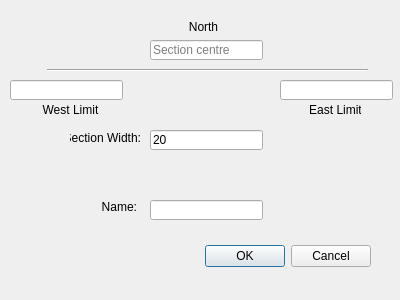
Qt form sectionorthogonal_dialog_base.ui (rolandhill/geoscience) before a commit.
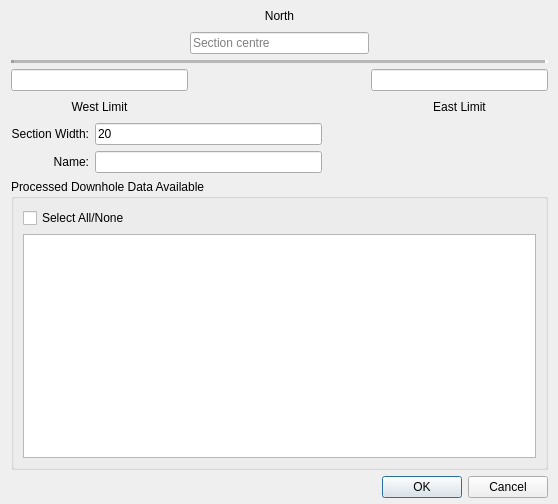
The same form after that commit.

Commit message: Choose data falling within section, including partial line segments.

```diff
--- a/sectionorthogonal_dialog_base.ui
+++ b/sectionorthogonal_dialog_base.ui
@@ -6,84 +6,63 @@
    <rect>
     <x>0</x>
     <y>0</y>
-    <width>400</width>
-    <height>300</height>
+    <width>558</width>
+    <height>504</height>
    </rect>
   </property>
   <property name="windowTitle">
    <string>Create West-East Section</string>
   </property>
-  <widget class="QDialogButtonBox" name="buttonBox">
-   <property name="geometry">
-    <rect>
-     <x>30</x>
-     <y>240</y>
-     <width>341</width>
-     <height>32</height>
-    </rect>
+  <layout class="QVBoxLayout" name="verticalLayout">
+   <property name="spacing">
+    <number>6</number>
    </property>
+   <property name="topMargin">
+    <number>6</number>
+   </property>
+   <property name="rightMargin">
+    <number>10</number>
+   </property>
+   <property name="bottomMargin">
+    <number>6</number>
+   </property>
+   <item>
+    <layout class="QGridLayout" name="gridLayout_2">
+     <item row="1" column="2">
+      <spacer name="horizontalSpacer_2">
    <property name="orientation">
     <enum>Qt::Horizontal</enum>
    </property>
-   <property name="standardButtons">
-    <set>QDialogButtonBox::Cancel|QDialogButtonBox::Ok</set>
-   </property>
-  </widget>
-  <widget class="Line" name="line">
-   <property name="geometry">
-    <rect>
-     <x>47</x>
-     <y>60</y>
-     <width>321</width>
+       <property name="sizeHint" stdset="0">
+        <size>
+         <width>40</width>
      <height>20</height>
-    </rect>
-   </property>
+        </size>
+       </property>
+      </spacer>
+     </item>
+     <item row="1" column="0">
+      <spacer name="horizontalSpacer">
    <property name="orientation">
     <enum>Qt::Horizontal</enum>
    </property>
-  </widget>
+       <property name="sizeHint" stdset="0">
+        <size>
+         <width>40</width>
+         <height>20</height>
+        </size>
+       </property>
+      </spacer>
+     </item>
+     <item row="1" column="1">
   <widget class="QLineEdit" name="leCenter">
-   <property name="geometry">
-    <rect>
-     <x>150</x>
-     <y>40</y>
-     <width>113</width>
-     <height>20</height>
-    </rect>
-   </property>
    <property name="placeholderText">
     <string>Section centre</string>
    </property>
   </widget>
-  <widget class="QLineEdit" name="leLimitMin">
-   <property name="geometry">
-    <rect>
-     <x>10</x>
-     <y>80</y>
-     <width>113</width>
-     <height>20</height>
-    </rect>
-   </property>
-  </widget>
-  <widget class="QLineEdit" name="leLimitMax">
-   <property name="geometry">
-    <rect>
-     <x>280</x>
-     <y>80</y>
-     <width>113</width>
-     <height>20</height>
-    </rect>
-   </property>
-  </widget>
+     </item>
+     <item row="0" column="1">
   <widget class="QLabel" name="lCenter">
-   <property name="geometry">
-    <rect>
-     <x>180</x>
-     <y>20</y>
-     <width>47</width>
-     <height>13</height>
-    </rect>
-   </property>
    <property name="text">
     <string>North</string>
    </property>
@@ -91,15 +70,76 @@
     <set>Qt::AlignCenter</set>
    </property>
   </widget>
+     </item>
+     <item row="0" column="2">
+      <spacer name="horizontalSpacer_3">
+       <property name="orientation">
+        <enum>Qt::Horizontal</enum>
+       </property>
+       <property name="sizeHint" stdset="0">
+        <size>
+         <width>40</width>
+         <height>20</height>
+        </size>
+       </property>
+      </spacer>
+     </item>
+     <item row="0" column="0">
+      <spacer name="horizontalSpacer_4">
+       <property name="orientation">
+        <enum>Qt::Horizontal</enum>
+       </property>
+       <property name="sizeHint" stdset="0">
+        <size>
+         <width>40</width>
+         <height>20</height>
+        </size>
+       </property>
+      </spacer>
+     </item>
+    </layout>
+   </item>
+   <item>
+    <widget class="Line" name="line">
+     <property name="font">
+      <font>
+       <pointsize>8</pointsize>
+      </font>
+     </property>
+     <property name="lineWidth">
+      <number>3</number>
+     </property>
+     <property name="midLineWidth">
+      <number>3</number>
+     </property>
+     <property name="orientation">
+      <enum>Qt::Horizontal</enum>
+     </property>
+    </widget>
+   </item>
+   <item>
+    <layout class="QGridLayout" name="gridLayout">
+     <item row="0" column="1">
+      <spacer name="horizontalSpacer_5">
+       <property name="orientation">
+        <enum>Qt::Horizontal</enum>
+       </property>
+       <property name="sizeHint" stdset="0">
+        <size>
+         <width>40</width>
+         <height>20</height>
+        </size>
+       </property>
+      </spacer>
+     </item>
+     <item row="0" column="0">
+      <widget class="QLineEdit" name="leLimitMax"/>
+     </item>
+     <item row="0" column="2">
+      <widget class="QLineEdit" name="leLimitMin"/>
+     </item>
+     <item row="1" column="0">
   <widget class="QLabel" name="lLimitMin">
-   <property name="geometry">
-    <rect>
-     <x>40</x>
-     <y>100</y>
-     <width>61</width>
-     <height>20</height>
-    </rect>
-   </property>
    <property name="text">
     <string>West Limit</string>
    </property>
@@ -107,15 +147,22 @@
     <set>Qt::AlignCenter</set>
    </property>
   </widget>
+     </item>
+     <item row="1" column="1">
+      <spacer name="horizontalSpacer_6">
+       <property name="orientation">
+        <enum>Qt::Horizontal</enum>
+       </property>
+       <property name="sizeHint" stdset="0">
+        <size>
+         <width>40</width>
+         <height>20</height>
+        </size>
+       </property>
+      </spacer>
+     </item>
+     <item row="1" column="2">
   <widget class="QLabel" name="lLimitMax">
-   <property name="geometry">
-    <rect>
-     <x>310</x>
-     <y>100</y>
-     <width>51</width>
-     <height>20</height>
-    </rect>
-   </property>
    <property name="text">
     <string>East Limit</string>
    </property>
@@ -123,15 +170,13 @@
     <set>Qt::AlignCenter</set>
    </property>
   </widget>
+     </item>
+    </layout>
+   </item>
+   <item>
+    <layout class="QGridLayout" name="gridLayout_3">
+     <item row="0" column="0">
   <widget class="QLabel" name="label">
-   <property name="geometry">
-    <rect>
-     <x>70</x>
-     <y>130</y>
-     <width>71</width>
-     <height>16</height>
-    </rect>
-   </property>
    <property name="text">
     <string>Section Width:</string>
    </property>
@@ -139,15 +184,22 @@
     <set>Qt::AlignRight|Qt::AlignTrailing|Qt::AlignVCenter</set>
    </property>
   </widget>
+     </item>
+     <item row="0" column="2">
+      <spacer name="horizontalSpacer_7">
+       <property name="orientation">
+        <enum>Qt::Horizontal</enum>
+       </property>
+       <property name="sizeHint" stdset="0">
+        <size>
+         <width>40</width>
+         <height>20</height>
+        </size>
+       </property>
+      </spacer>
+     </item>
+     <item row="0" column="1">
   <widget class="QLineEdit" name="leSectionWidth">
-   <property name="geometry">
-    <rect>
-     <x>150</x>
-     <y>130</y>
-     <width>113</width>
-     <height>20</height>
-    </rect>
-   </property>
    <property name="text">
     <string>20</string>
    </property>
@@ -155,15 +207,9 @@
     <string>Total width of the section</string>
    </property>
   </widget>
+     </item>
+     <item row="1" column="0">
   <widget class="QLabel" name="label_2">
-   <property name="geometry">
-    <rect>
-     <x>90</x>
-     <y>200</y>
-     <width>47</width>
-     <height>13</height>
-    </rect>
-   </property>
    <property name="text">
     <string>Name:</string>
    </property>
@@ -171,16 +217,65 @@
     <set>Qt::AlignRight|Qt::AlignTrailing|Qt::AlignVCenter</set>
    </property>
   </widget>
-  <widget class="QLineEdit" name="leName">
-   <property name="geometry">
-    <rect>
-     <x>150</x>
-     <y>200</y>
-     <width>113</width>
+     </item>
+     <item row="1" column="1">
+      <widget class="QLineEdit" name="leName"/>
+     </item>
+     <item row="1" column="2">
+      <spacer name="horizontalSpacer_8">
+       <property name="orientation">
+        <enum>Qt::Horizontal</enum>
+       </property>
+       <property name="sizeHint" stdset="0">
+        <size>
+         <width>40</width>
      <height>20</height>
-    </rect>
-   </property>
-  </widget>
+        </size>
+       </property>
+      </spacer>
+     </item>
+    </layout>
+   </item>
+   <item>
+    <widget class="QGroupBox" name="groupBox">
+     <property name="sizePolicy">
+      <sizepolicy hsizetype="Preferred" vsizetype="Expanding">
+       <horstretch>0</horstretch>
+       <verstretch>0</verstretch>
+      </sizepolicy>
+     </property>
+     <property name="title">
+      <string>Processed Downhole Data Available</string>
+     </property>
+     <layout class="QVBoxLayout" name="verticalLayout_2">
+      <item>
+       <widget class="QCheckBox" name="checkSelectAll">
+        <property name="text">
+         <string>Select All/None</string>
+        </property>
+       </widget>
+      </item>
+      <item>
+       <widget class="QListWidget" name="listLayers">
+        <property name="selectionMode">
+         <enum>QAbstractItemView::MultiSelection</enum>
+        </property>
+       </widget>
+      </item>
+     </layout>
+    </widget>
+   </item>
+   <item>
+    <widget class="QDialogButtonBox" name="buttonBox">
+     <property name="orientation">
+      <enum>Qt::Horizontal</enum>
+     </property>
+     <property name="standardButtons">
+      <set>QDialogButtonBox::Cancel|QDialogButtonBox::Ok</set>
+     </property>
+    </widget>
+   </item>
+  </layout>
  </widget>
  <resources/>
  <connections>
```
Lines whose indentation alone changed are shown as unchanged. The commit also changes 6 other files.
